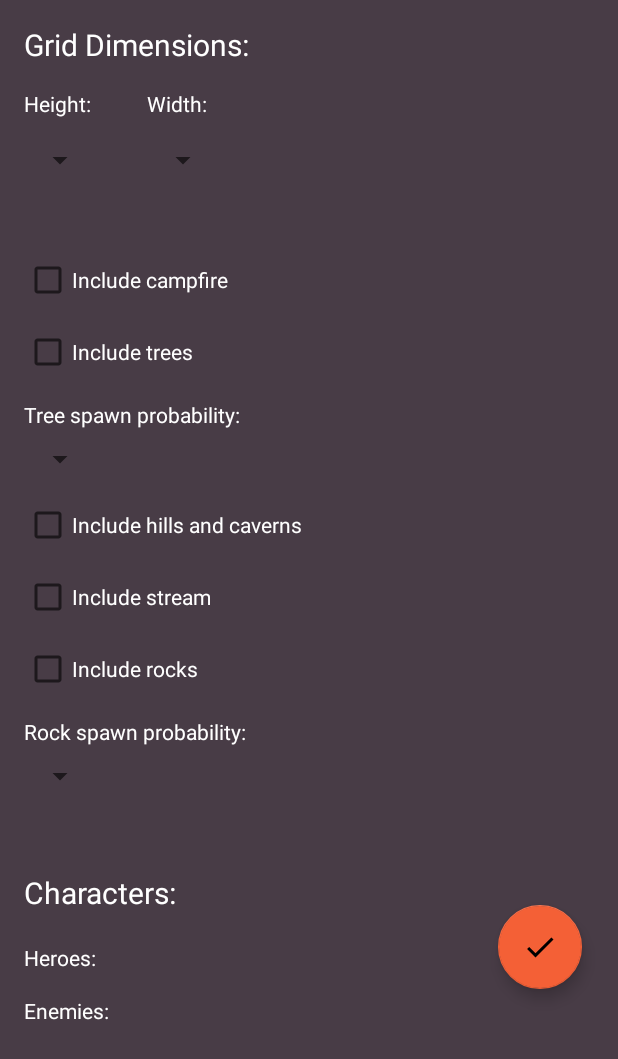
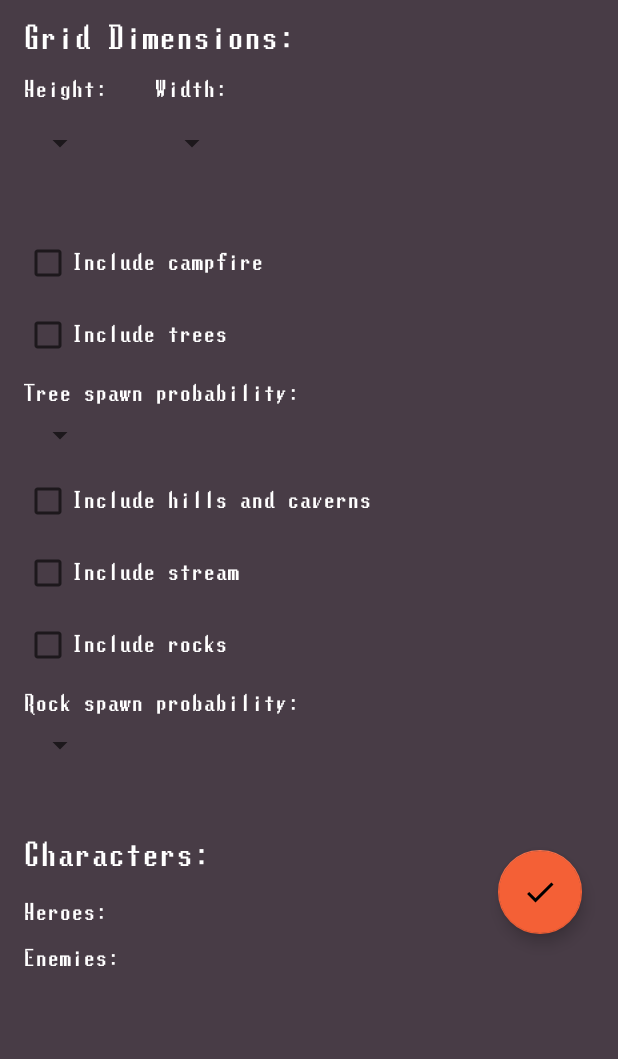
Before and after one commit to arkountos/OrcsAttack, an Android app: the layout activity_encounter_start.xml on its own in the app's theme, with its tools: preview values and no code run, on a phone screen of 412 x 824 dp. Shown: the top 1059 px of the screen. Run offline under Robolectric (Android 15) with nearby library versions, the phone set to English and light mode, and no system bars; Roboto replaces fonts that are not available here.

Commit message:
Font changes

```diff
--- a/app/src/main/res/layout/activity_add_char.xml
+++ b/app/src/main/res/layout/activity_add_char.xml
@@ -15,6 +15,7 @@
         android:layout_height="wrap_content"
         android:layout_marginTop="16dp"
         android:background="@color/colorAccent"
+        android:padding="5dp"
         android:text="Load"
         app:layout_constraintStart_toStartOf="@+id/load_char_spinner"
         app:layout_constraintTop_toBottomOf="@+id/load_char_spinner" />
@@ -156,10 +157,11 @@
 
     <Button
         android:id="@+id/add_to_party"
-        android:layout_width="98dp"
+        android:layout_width="wrap_content"
         android:layout_height="wrap_content"
         android:layout_marginTop="16dp"
         android:background="@color/colorAccent"
+        android:padding="5dp"
         android:text="Save"
         app:layout_constraintStart_toStartOf="@+id/spinner2"
         app:layout_constraintTop_toBottomOf="@+id/spinner2" />
--- a/app/src/main/res/layout/activity_encounter_start.xml
+++ b/app/src/main/res/layout/activity_encounter_start.xml
@@ -17,6 +17,7 @@
             android:layout_height="match_parent">
 
             <TextView
+                android:fontFamily="@font/lunchds"
                 android:id="@+id/dimensions3"
                 android:layout_width="wrap_content"
                 android:layout_height="wrap_content"
@@ -27,6 +28,7 @@
                 app:layout_constraintTop_toBottomOf="@+id/dimensions5" />
 
             <TextView
+                android:fontFamily="@font/lunchds"
                 android:id="@+id/dimensions5"
                 android:layout_width="wrap_content"
                 android:layout_height="wrap_content"
@@ -37,6 +39,7 @@
                 app:layout_constraintTop_toBottomOf="@+id/dimensions4" />
 
             <TextView
+                android:fontFamily="@font/lunchds"
                 android:id="@+id/dimensions4"
                 android:layout_width="wrap_content"
                 android:layout_height="wrap_content"
@@ -48,6 +51,7 @@
                 app:layout_constraintTop_toBottomOf="@+id/rock_probability_spinner" />
 
             <CheckBox
+                android:fontFamily="@font/lunchds"
                 android:id="@+id/trees_checkbox"
                 android:layout_width="wrap_content"
                 android:layout_height="wrap_content"
@@ -60,6 +64,7 @@
                 app:layout_constraintTop_toBottomOf="@+id/campfire_checkbox" />
 
             <Spinner
+                android:fontFamily="@font/lunchds"
                 android:id="@+id/height_spinner"
                 android:layout_width="wrap_content"
                 android:layout_height="wrap_content"
@@ -70,6 +75,7 @@
                 app:layout_constraintTop_toBottomOf="@+id/height" />
 
             <CheckBox
+                android:fontFamily="@font/lunchds"
                 android:id="@+id/rocks_checkbox"
                 android:layout_width="wrap_content"
                 android:layout_height="wrap_content"
@@ -82,8 +88,9 @@
                 app:layout_constraintTop_toBottomOf="@+id/stream_checkbox" />
 
             <TextView
+                android:fontFamily="@font/lunchds"
                 android:id="@+id/width"
-                android:layout_width="50dp"
+                android:layout_width="wrap_content"
                 android:layout_height="wrap_content"
                 android:layout_marginLeft="32dp"
                 android:text="Width:"
@@ -92,6 +99,7 @@
                 app:layout_constraintTop_toTopOf="@+id/height" />
 
             <CheckBox
+                android:fontFamily="@font/lunchds"
                 android:id="@+id/hills_checkbox"
                 android:layout_width="wrap_content"
                 android:layout_height="wrap_content"
@@ -102,8 +110,9 @@
                 app:layout_constraintTop_toBottomOf="@+id/tree_probability_spinner" />
 
             <TextView
+                android:fontFamily="@font/lunchds"
                 android:id="@+id/height"
-                android:layout_width="50dp"
+                android:layout_width="wrap_content"
                 android:layout_height="wrap_content"
                 android:layout_marginTop="16dp"
                 android:text="Height:"
@@ -112,6 +121,7 @@
                 app:layout_constraintTop_toBottomOf="@+id/dimensions" />
 
             <Spinner
+                android:fontFamily="@font/lunchds"
                 android:id="@+id/width_spinner"
                 android:layout_width="wrap_content"
                 android:layout_height="wrap_content"
@@ -122,6 +132,7 @@
                 app:layout_constraintTop_toBottomOf="@+id/width" />
 
             <Spinner
+                android:fontFamily="@font/lunchds"
                 android:id="@+id/tree_probability_spinner"
                 android:layout_width="wrap_content"
                 android:layout_height="wrap_content"
@@ -143,6 +154,7 @@
                 app:srcCompat="@drawable/ic_done_black_24dp" />
 
             <TextView
+                android:fontFamily="@font/lunchds"
                 android:id="@+id/tree_probability_text2"
                 android:layout_width="wrap_content"
                 android:layout_height="wrap_content"
@@ -153,6 +165,7 @@
                 app:layout_constraintTop_toBottomOf="@+id/rocks_checkbox" />
 
             <CheckBox
+                android:fontFamily="@font/lunchds"
                 android:id="@+id/campfire_checkbox"
                 android:layout_width="wrap_content"
                 android:layout_height="wrap_content"
@@ -165,6 +178,7 @@
                 app:layout_constraintTop_toBottomOf="@+id/height_spinner" />
 
             <CheckBox
+                android:fontFamily="@font/lunchds"
                 android:id="@+id/stream_checkbox"
                 android:layout_width="wrap_content"
                 android:layout_height="wrap_content"
@@ -177,6 +191,7 @@
                 app:layout_constraintTop_toBottomOf="@+id/hills_checkbox" />
 
             <Spinner
+                android:fontFamily="@font/lunchds"
                 android:id="@+id/rock_probability_spinner"
                 android:layout_width="wrap_content"
                 android:layout_height="wrap_content"
@@ -185,6 +200,7 @@
                 app:layout_constraintTop_toBottomOf="@+id/tree_probability_text2" />
 
             <TextView
+                android:fontFamily="@font/lunchds"
                 android:id="@+id/dimensions"
                 android:layout_width="wrap_content"
                 android:layout_height="wrap_content"
@@ -198,6 +214,7 @@
                 app:layout_constraintTop_toTopOf="parent" />
 
             <TextView
+                android:fontFamily="@font/lunchds"
                 android:id="@+id/tree_probability_text"
                 android:layout_width="wrap_content"
                 android:layout_height="wrap_content"
--- a/app/src/main/res/values/preloaded_fonts.xml
+++ b/app/src/main/res/values/preloaded_fonts.xml
@@ -2,5 +2,6 @@
 <resources>
     <array name="preloaded_fonts" translatable="false">
         <item>@font/roboto</item>
+        <item>@font/lunchds</item>
     </array>
 </resources>
--- a/app/src/main/res/values/styles.xml
+++ b/app/src/main/res/values/styles.xml
@@ -1,11 +1,18 @@
 <resources>
 
     <!-- Base application theme. -->
-    <style name="AppTheme" parent="Theme.AppCompat.Light.DarkActionBar">
+    <style name="AppTheme" parent="Theme.AppCompat.Light.NoActionBar">
         <!-- Customize your theme here. -->
         <item name="colorPrimary">@color/colorPrimary</item>
         <item name="colorPrimaryDark">@color/colorPrimaryDark</item>
         <item name="colorAccent">@color/colorAccent</item>
+        <item name="android:textViewStyle">@style/MyCustomFontStyle</item>
+<!--        <item name="android:checkboxStyle">@style/MyCustomCheckboxFontStyle</item>-->
+        <item name="android:buttonStyle">@style/MyCustomFontStyle</item>
+    </style>
+
+    <style name="MyCustomFontStyle" parent="android:Widget.TextView">
+        <item name="android:fontFamily">@font/lunchds</item>
     </style>
 
 </resources>
```
Also changed, not shown: app/src/main/res/font/lunchds.ttf (added).
